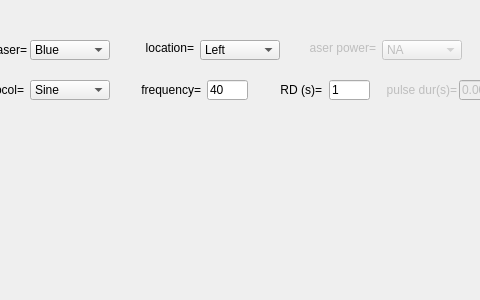
AllenNeuralDynamics/dynamic-foraging-task, file src/foraging_gui/CalibrationLaser.ui: the form before one commit; both pictures show x 241 to 721 and y 0 to 300 of the 1167 by 300 pixel window.
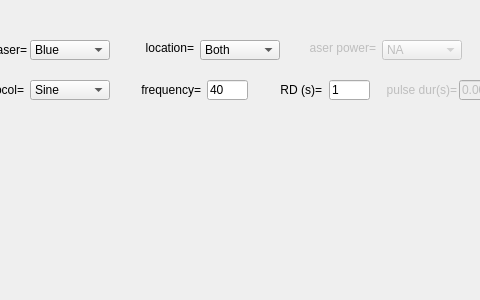
The form after the commit.

Commit message: Delete useless NA in optogenetics GUI

Diff of the .ui file:
```diff
--- a/src/foraging_gui/CalibrationLaser.ui
+++ b/src/foraging_gui/CalibrationLaser.ui
@@ -85,7 +85,7 @@
     </sizepolicy>
    </property>
    <property name="currentIndex">
-    <number>1</number>
+    <number>0</number>
    </property>
    <item>
     <property name="text">
```
Left out of the diff: 10 changed lines with no effect on the pictures. The commit also changes 5 other files.
